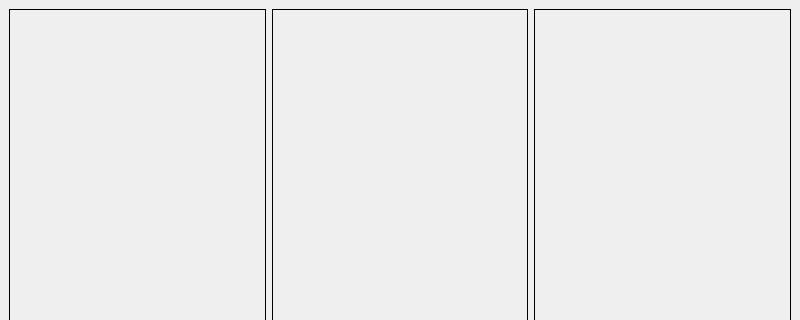
The window that modul1py/basic.ui (hariangr/praktikum-pcd-2021) describes before a commit, drawn with Qt 5; both pictures show x 0 to 800 and y 0 to 320 of the 800 by 600 pixel window.
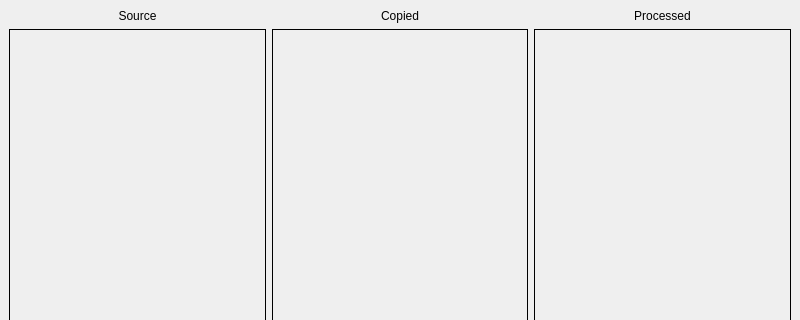
The same window after the commit.

The edit to the form file:
```diff
--- a/modul1py/basic.ui
+++ b/modul1py/basic.ui
@@ -11,11 +11,11 @@
    </rect>
   </property>
   <property name="windowTitle">
-   <string>MainWindow</string>
+   <string>Modul 1</string>
   </property>
   <widget class="QWidget" name="centralwidget">
    <layout class="QGridLayout" name="gridLayout">
-    <item row="0" column="0">
+    <item row="1" column="0">
      <widget class="QLabel" name="imgSrc">
       <property name="sizePolicy">
        <sizepolicy hsizetype="Ignored" vsizetype="Ignored">
@@ -31,7 +31,7 @@
       </property>
      </widget>
     </item>
-    <item row="0" column="1">
+    <item row="1" column="1">
      <widget class="QLabel" name="imgCopied">
       <property name="sizePolicy">
        <sizepolicy hsizetype="Ignored" vsizetype="Ignored">
@@ -47,7 +47,7 @@
       </property>
      </widget>
     </item>
-    <item row="0" column="2">
+    <item row="1" column="2">
      <widget class="QLabel" name="imgProcessed">
       <property name="sizePolicy">
        <sizepolicy hsizetype="Ignored" vsizetype="Ignored">
@@ -63,7 +63,7 @@
       </property>
      </widget>
     </item>
-    <item row="1" column="1">
+    <item row="3" column="1">
      <layout class="QVBoxLayout" name="verticalLayout_2">
       <item>
        <widget class="QPushButton" name="btnOpen">
@@ -88,7 +88,7 @@
       </item>
      </layout>
     </item>
-    <item row="1" column="2">
+    <item row="3" column="2">
      <widget class="QGroupBox" name="groupBox">
       <property name="title">
        <string>Ruang Warna</string>
@@ -139,6 +139,42 @@
       </layout>
      </widget>
     </item>
+    <item row="0" column="0">
+     <widget class="QLabel" name="label">
+      <property name="sizePolicy">
+       <sizepolicy hsizetype="Preferred" vsizetype="Fixed">
+        <horstretch>0</horstretch>
+        <verstretch>0</verstretch>
+       </sizepolicy>
+      </property>
+      <property name="text">
+       <string>Source</string>
+      </property>
+      <property name="alignment">
+       <set>Qt::AlignCenter</set>
+      </property>
+     </widget>
+    </item>
+    <item row="0" column="1">
+     <widget class="QLabel" name="label_2">
+      <property name="text">
+       <string>Copied</string>
+      </property>
+      <property name="alignment">
+       <set>Qt::AlignCenter</set>
+      </property>
+     </widget>
+    </item>
+    <item row="0" column="2">
+     <widget class="QLabel" name="label_3">
+      <property name="text">
+       <string>Processed</string>
+      </property>
+      <property name="alignment">
+       <set>Qt::AlignCenter</set>
+      </property>
+     </widget>
+    </item>
    </layout>
   </widget>
   <widget class="QMenuBar" name="menubar">
```
